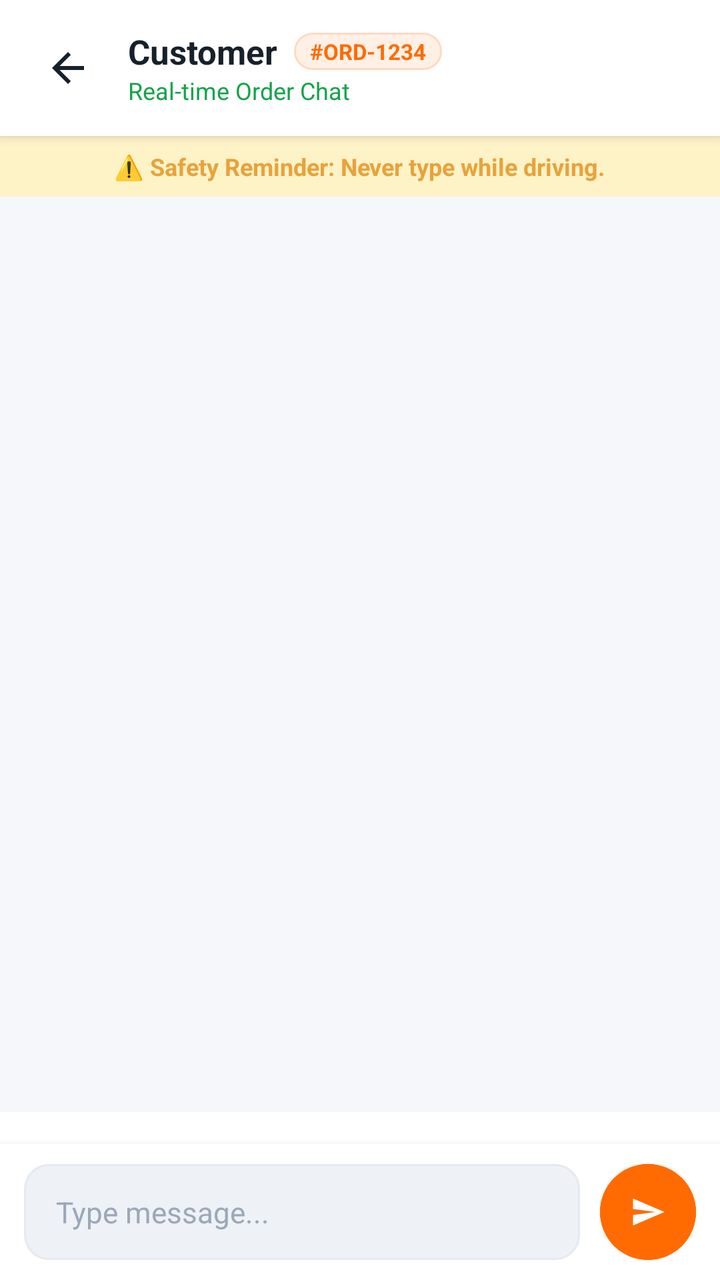
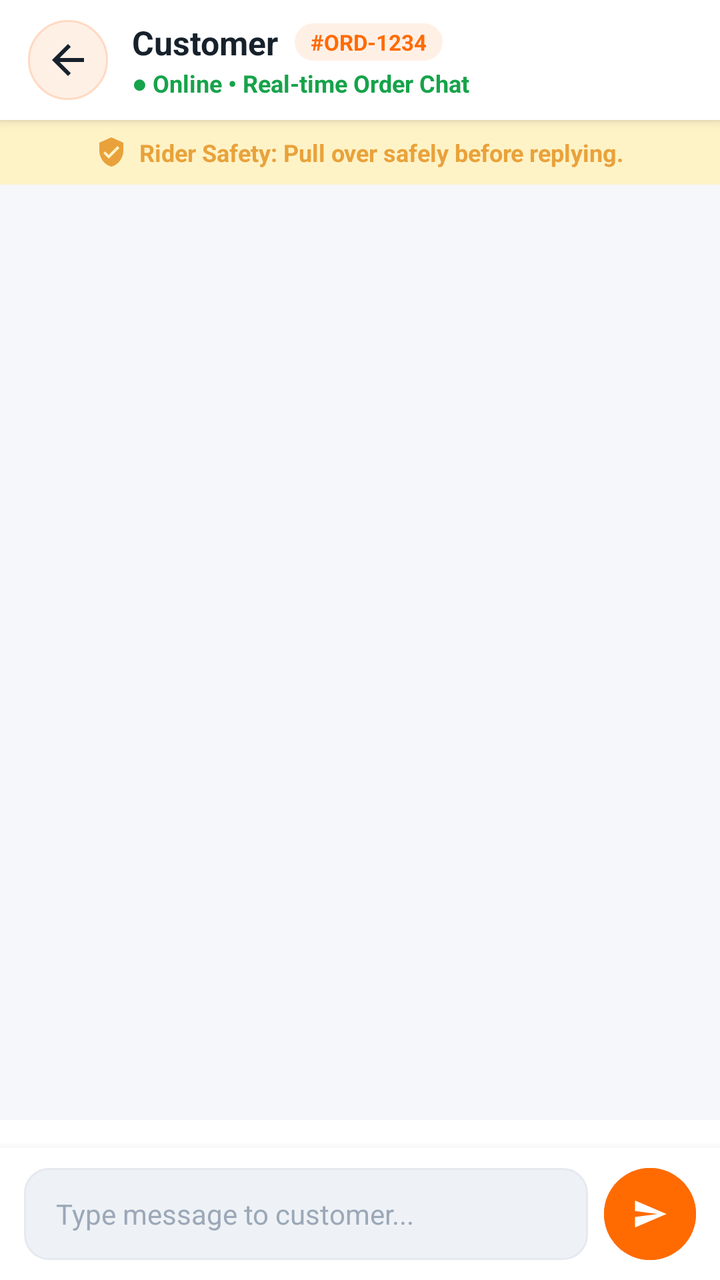

Before-and-after screenshots of an Android layout around one commit, followed by the original layout XML and the change that was made.
<!-- AndroidManifest.xml: application theme Theme.AKRHunger -->
<!-- res/layout/activity_rider_chat.xml -->
<?xml version="1.0" encoding="utf-8"?>
<LinearLayout xmlns:android="http://schemas.android.com/apk/res/android"
    xmlns:app="http://schemas.android.com/apk/res-auto"
    android:layout_width="match_parent"
    android:layout_height="match_parent"
    android:background="@color/background"
    android:orientation="vertical">

    
    <LinearLayout
        android:layout_width="match_parent"
        android:layout_height="wrap_content"
        android:background="@color/surface"
        android:elevation="3dp"
        android:gravity="center_vertical"
        android:orientation="horizontal"
        android:paddingStart="12dp"
        android:paddingEnd="12dp"
        android:paddingTop="12dp"
        android:paddingBottom="12dp">

        <ImageButton
            android:id="@+id/btn_back"
            android:layout_width="44dp"
            android:layout_height="44dp"
            android:background="?attr/selectableItemBackgroundBorderless"
            android:src="@drawable/ic_arrow_back"
            app:tint="@color/text_primary"
            android:contentDescription="Back" />

        <LinearLayout
            android:layout_width="0dp"
            android:layout_height="wrap_content"
            android:layout_marginStart="8dp"
            android:layout_weight="1"
            android:orientation="vertical">

            <LinearLayout
                android:layout_width="wrap_content"
                android:layout_height="wrap_content"
                android:gravity="center_vertical"
                android:orientation="horizontal">

                <TextView
                    android:id="@+id/tv_counterpart_name"
                    android:layout_width="wrap_content"
                    android:layout_height="wrap_content"
                    android:ellipsize="end"
                    android:maxLines="1"
                    android:text="Customer"
                    android:textColor="@color/text_primary"
                    android:textSize="17sp"
                    android:textStyle="bold" />

                <TextView
                    android:id="@+id/tv_order_badge"
                    android:layout_width="wrap_content"
                    android:layout_height="wrap_content"
                    android:layout_marginStart="8dp"
                    android:background="@drawable/bg_pill_soft"
                    android:paddingStart="8dp"
                    android:paddingEnd="8dp"
                    android:paddingTop="2dp"
                    android:paddingBottom="2dp"
                    android:text="#ORD-1234"
                    android:textColor="@color/primary"
                    android:textSize="11sp"
                    android:textStyle="bold" />
            </LinearLayout>

            <TextView
                android:id="@+id/tv_presence_status"
                android:layout_width="wrap_content"
                android:layout_height="wrap_content"
                android:text="Real-time Order Chat"
                android:textColor="@color/success"
                android:textSize="12sp" />
        </LinearLayout>

        <ImageButton
            android:id="@+id/btn_call"
            android:layout_width="44dp"
            android:layout_height="44dp"
            android:background="?attr/selectableItemBackgroundBorderless"
            android:src="@drawable/ic_phone"
            android:visibility="gone"
            app:tint="@color/success"
            android:contentDescription="Call" />
    </LinearLayout>

    
    <LinearLayout
        android:layout_width="match_parent"
        android:layout_height="wrap_content"
        android:background="@color/warning_light"
        android:gravity="center"
        android:orientation="horizontal"
        android:paddingHorizontal="14dp"
        android:paddingVertical="7dp">

        <TextView
            android:layout_width="wrap_content"
            android:layout_height="wrap_content"
            android:text="⚠️ Safety Reminder: Never type while driving."
            android:textColor="@color/warning"
            android:textSize="12sp"
            android:textStyle="bold" />
    </LinearLayout>

    
    <androidx.recyclerview.widget.RecyclerView
        android:id="@+id/rv_rider_messages"
        android:layout_width="match_parent"
        android:layout_height="0dp"
        android:layout_weight="1"
        android:clipToPadding="false"
        android:paddingTop="8dp"
        android:paddingBottom="8dp" />

    
    <TextView
        android:id="@+id/tv_typing_indicator"
        android:layout_width="wrap_content"
        android:layout_height="wrap_content"
        android:layout_marginStart="16dp"
        android:layout_marginBottom="4dp"
        android:text="Typing..."
        android:textColor="@color/text_hint"
        android:textSize="11sp"
        android:visibility="gone" />

    
    <HorizontalScrollView
        android:layout_width="match_parent"
        android:layout_height="wrap_content"
        android:background="@color/surface"
        android:paddingTop="8dp"
        android:paddingBottom="8dp"
        android:scrollbars="none">

        <LinearLayout
            android:id="@+id/layout_rider_quick_replies"
            android:layout_width="wrap_content"
            android:layout_height="wrap_content"
            android:orientation="horizontal"
            android:paddingStart="12dp"
            android:paddingEnd="12dp" />
    </HorizontalScrollView>

    
    <LinearLayout
        android:layout_width="match_parent"
        android:layout_height="wrap_content"
        android:background="@color/surface"
        android:elevation="6dp"
        android:gravity="center_vertical"
        android:orientation="horizontal"
        android:paddingStart="12dp"
        android:paddingEnd="12dp"
        android:paddingTop="10dp"
        android:paddingBottom="10dp">

        <EditText
            android:id="@+id/et_message_input"
            android:layout_width="0dp"
            android:layout_height="wrap_content"
            android:layout_weight="1"
            android:background="@drawable/bg_input_rounded"
            android:hint="Type message..."
            android:imeOptions="actionSend"
            android:inputType="textCapSentences|textMultiLine"
            android:maxLines="3"
            android:minHeight="48dp"
            android:paddingStart="16dp"
            android:paddingEnd="16dp"
            android:textColor="@color/text_primary"
            android:textColorHint="@color/text_hint"
            android:textSize="14.5sp" />

        <com.google.android.material.button.MaterialButton
            android:id="@+id/btn_send_message"
            android:layout_width="48dp"
            android:layout_height="48dp"
            android:layout_marginStart="10dp"
            android:backgroundTint="@color/primary"
            android:insetLeft="0dp"
            android:insetTop="0dp"
            android:insetRight="0dp"
            android:insetBottom="0dp"
            app:cornerRadius="24dp"
            app:icon="@drawable/ic_send"
            app:iconGravity="textStart"
            app:iconPadding="0dp"
            app:iconTint="@color/on_primary" />
    </LinearLayout>

</LinearLayout>
<!-- resources referenced by this layout -->
<resources>
  <color name="background">#F5F7FA</color>
  <color name="on_primary">#FFFFFF</color>
  <color name="primary">#FF6B00</color>
  <color name="success">#16A34A</color>
  <color name="surface">#FFFFFF</color>
  <color name="text_hint">#9CA8B8</color>
  <color name="text_primary">#17212B</color>
  <color name="warning">#E9A23B</color>
  <color name="warning_light">#FEF3C7</color>
  <!-- drawable bg_pill_soft (drawable) -->
  <?xml version="1.0" encoding="utf-8"?>
  <ripple xmlns:android="http://schemas.android.com/apk/res/android"
      android:color="@color/primary_15">
      <item>
          <shape android:shape="rectangle">
              <corners android:radius="999dp" />
              <solid android:color="@color/primary_tint" />
              <stroke android:width="1dp" android:color="@color/primary_tint_border" />
          </shape>
      </item>
  </ripple>
  <!-- drawable ic_send (drawable) -->
  <vector xmlns:android="http://schemas.android.com/apk/res/android"
      android:width="24dp"
      android:height="24dp"
      android:viewportWidth="24"
      android:viewportHeight="24">
    <path
        android:fillColor="#FFFFFFFF"
        android:pathData="M2.01,21L23,12 2.01,3 2,10l15,2 -15,2z"/>
  </vector>
  <color name="surface_variant">#EEF2F6</color>
  <color name="card_border">#E5E9F0</color>
  <color name="primary_15">#26FF6B00</color>
  <color name="primary_tint">#FFF0E6</color>
  <color name="primary_tint_border">#FFD9C2</color>
  <color name="primary_dark">#E85D04</color>
  <color name="secondary">#E9A23B</color>
  <color name="on_secondary">#17212B</color>
  <color name="on_surface">#17212B</color>
  <color name="text_secondary">#5A667A</color>
  <style name="ThemeOverlay.AKR.BottomSheetDialog" parent="ThemeOverlay.Material3.BottomSheetDialog">
          <item name="bottomSheetStyle">@style/Widget.AKR.BottomSheet</item>
      </style>
  <style name="ShapeAppearance.AKR.Dialog" parent="">
          <item name="cornerFamily">rounded</item>
          <item name="cornerSize">24dp</item>
      </style>
  <style name="TextAppearance.AKR.Dialog.Title" parent="MaterialAlertDialog.Material3.Title.Text">
          <item name="android:textColor">@color/text_primary</item>
          <item name="android:textSize">19sp</item>
          <item name="android:fontFamily">sans-serif-black</item>
      </style>
  <style name="Widget.AKR.BottomSheet" parent="Widget.Material3.BottomSheet">
          <item name="shapeAppearanceOverlay">@style/ShapeAppearance.AKR.BottomSheet</item>
          <item name="backgroundTint">@color/surface</item>
      </style>
  <color name="info">#2563EB</color>
  <style name="ShapeAppearance.AKR.BottomSheet" parent="">
          <item name="cornerFamily">rounded</item>
          <item name="cornerSizeTopLeft">28dp</item>
          <item name="cornerSizeTopRight">28dp</item>
      </style>
  <!-- unchanged entries left out for length: 9 -->
</resources>

<!-- the commit's change to res/layout/activity_rider_chat.xml (unified diff, before → after) -->
@@ -14,16 +14,14 @@
         android:elevation="3dp"
         android:gravity="center_vertical"
         android:orientation="horizontal"
-        android:paddingStart="12dp"
-        android:paddingEnd="12dp"
-        android:paddingTop="12dp"
-        android:paddingBottom="12dp">
+        android:paddingHorizontal="14dp"
+        android:paddingVertical="10dp">
 
         <ImageButton
             android:id="@+id/btn_back"
-            android:layout_width="44dp"
-            android:layout_height="44dp"
-            android:background="?attr/selectableItemBackgroundBorderless"
+            android:layout_width="40dp"
+            android:layout_height="40dp"
+            android:background="@drawable/bg_icon_circle_soft"
             android:src="@drawable/ic_arrow_back"
             app:tint="@color/text_primary"
             android:contentDescription="Back" />
@@ -31,7 +29,7 @@
         <LinearLayout
             android:layout_width="0dp"
             android:layout_height="wrap_content"
-            android:layout_marginStart="8dp"
+            android:layout_marginStart="12dp"
             android:layout_weight="1"
             android:orientation="vertical">
 
@@ -49,7 +47,7 @@
                     android:maxLines="1"
                     android:text="Customer"
                     android:textColor="@color/text_primary"
-                    android:textSize="17sp"
+                    android:textSize="16.5sp"
                     android:textStyle="bold" />
 
                 <TextView
@@ -57,11 +55,10 @@
                     android:layout_width="wrap_content"
                     android:layout_height="wrap_content"
                     android:layout_marginStart="8dp"
-                    android:background="@drawable/bg_pill_soft"
-                    android:paddingStart="8dp"
-                    android:paddingEnd="8dp"
-                    android:paddingTop="2dp"
-                    android:paddingBottom="2dp"
+                    android:background="@drawable/bg_pill_primary"
+                    android:backgroundTint="@color/primary_tint"
+                    android:paddingHorizontal="8dp"
+                    android:paddingVertical="2dp"
                     android:text="#ORD-1234"
                     android:textColor="@color/primary"
                     android:textSize="11sp"
@@ -72,19 +69,21 @@
                 android:id="@+id/tv_presence_status"
                 android:layout_width="wrap_content"
                 android:layout_height="wrap_content"
-                android:text="Real-time Order Chat"
-                android:textColor="@color/success"
-                android:textSize="12sp" />
+                android:layout_marginTop="1dp"
+                android:text="● Online • Real-time Order Chat"
+                android:textColor="@color/veg_green"
+                android:textSize="12sp"
+                android:textStyle="bold" />
         </LinearLayout>
 
         <ImageButton
             android:id="@+id/btn_call"
-            android:layout_width="44dp"
-            android:layout_height="44dp"
-            android:background="?attr/selectableItemBackgroundBorderless"
+            android:layout_width="40dp"
+            android:layout_height="40dp"
+            android:background="@drawable/bg_icon_circle_emerald"
             android:src="@drawable/ic_phone"
             android:visibility="gone"
-            app:tint="@color/success"
+            app:tint="@color/veg_green"
             android:contentDescription="Call" />
     </LinearLayout>
 
@@ -96,12 +95,19 @@
         android:gravity="center"
         android:orientation="horizontal"
         android:paddingHorizontal="14dp"
-        android:paddingVertical="7dp">
+        android:paddingVertical="8dp">
+
+        <ImageView
+            android:layout_width="16dp"
+            android:layout_height="16dp"
+            android:src="@drawable/ic_shield_check"
+            app:tint="@color/warning" />
 
         <TextView
             android:layout_width="wrap_content"
             android:layout_height="wrap_content"
-            android:text="⚠️ Safety Reminder: Never type while driving."
+            android:layout_marginStart="6dp"
+            android:text="Rider Safety: Pull over safely before replying."
             android:textColor="@color/warning"
             android:textSize="12sp"
             android:textStyle="bold" />
@@ -114,8 +120,9 @@
         android:layout_height="0dp"
         android:layout_weight="1"
         android:clipToPadding="false"
-        android:paddingTop="8dp"
-        android:paddingBottom="8dp" />
+        android:paddingTop="12dp"
+        android:paddingBottom="12dp"
+        android:paddingHorizontal="12dp" />
 
     
     <TextView
@@ -126,7 +133,8 @@
         android:layout_marginBottom="4dp"
         android:text="Typing..."
         android:textColor="@color/text_hint"
-        android:textSize="11sp"
+        android:textSize="11.5sp"
+        android:textStyle="italic"
         android:visibility="gone" />
 
     
@@ -135,7 +143,7 @@
         android:layout_height="wrap_content"
         android:background="@color/surface"
         android:paddingTop="8dp"
-        android:paddingBottom="8dp"
+        android:paddingBottom="6dp"
         android:scrollbars="none">
 
         <LinearLayout
@@ -143,8 +151,7 @@
             android:layout_width="wrap_content"
             android:layout_height="wrap_content"
             android:orientation="horizontal"
-            android:paddingStart="12dp"
-            android:paddingEnd="12dp" />
+            android:paddingHorizontal="12dp" />
     </HorizontalScrollView>
 
     
@@ -152,13 +159,11 @@
         android:layout_width="match_parent"
         android:layout_height="wrap_content"
         android:background="@color/surface"
-        android:elevation="6dp"
+        android:elevation="8dp"
         android:gravity="center_vertical"
         android:orientation="horizontal"
-        android:paddingStart="12dp"
-        android:paddingEnd="12dp"
-        android:paddingTop="10dp"
-        android:paddingBottom="10dp">
+        android:paddingHorizontal="12dp"
+        android:paddingVertical="10dp">
 
         <EditText
             android:id="@+id/et_message_input"
@@ -166,28 +171,28 @@
             android:layout_height="wrap_content"
             android:layout_weight="1"
             android:background="@drawable/bg_input_rounded"
-            android:hint="Type message..."
+            android:hint="Type message to customer..."
             android:imeOptions="actionSend"
             android:inputType="textCapSentences|textMultiLine"
             android:maxLines="3"
-            android:minHeight="48dp"
+            android:minHeight="46dp"
             android:paddingStart="16dp"
             android:paddingEnd="16dp"
             android:textColor="@color/text_primary"
             android:textColorHint="@color/text_hint"
-            android:textSize="14.5sp" />
+            android:textSize="14sp" />
 
         <com.google.android.material.button.MaterialButton
             android:id="@+id/btn_send_message"
-            android:layout_width="48dp"
-            android:layout_height="48dp"
-            android:layout_marginStart="10dp"
+            android:layout_width="46dp"
+            android:layout_height="46dp"
+            android:layout_marginStart="8dp"
             android:backgroundTint="@color/primary"
             android:insetLeft="0dp"
             android:insetTop="0dp"
             android:insetRight="0dp"
             android:insetBottom="0dp"
-            app:cornerRadius="24dp"
+            app:cornerRadius="23dp"
             app:icon="@drawable/ic_send"
             app:iconGravity="textStart"
             app:iconPadding="0dp"
<!-- resource entries referenced after the edit -->
@@ -7,17 +7,31 @@
   <color name="surface">#FFFFFF</color>
   <color name="text_hint">#9CA8B8</color>
   <color name="text_primary">#17212B</color>
+  <color name="veg_green">#16A34A</color>
   <color name="warning">#E9A23B</color>
   <color name="warning_light">#FEF3C7</color>
-  <!-- drawable bg_pill_soft (drawable) -->
+  <!-- drawable bg_icon_circle_emerald (drawable) -->
+  <?xml version="1.0" encoding="utf-8"?>
+  <shape xmlns:android="http://schemas.android.com/apk/res/android"
+      android:shape="oval">
+      <solid android:color="@color/success_light" />
+      <stroke android:width="1dp" android:color="@color/success" />
+  </shape>
+  <!-- drawable bg_icon_circle_soft (drawable) -->
+  <?xml version="1.0" encoding="utf-8"?>
+  <shape xmlns:android="http://schemas.android.com/apk/res/android"
+      android:shape="oval">
+      <solid android:color="@color/primary_tint" />
+      <stroke android:width="1dp" android:color="@color/primary_tint_border" />
+  </shape>
+  <!-- drawable bg_pill_primary (drawable) -->
   <?xml version="1.0" encoding="utf-8"?>
   <ripple xmlns:android="http://schemas.android.com/apk/res/android"
-      android:color="@color/primary_15">
+      android:color="#33FFFFFF">
       <item>
           <shape android:shape="rectangle">
               <corners android:radius="999dp" />
-              <solid android:color="@color/primary_tint" />
-              <stroke android:width="1dp" android:color="@color/primary_tint_border" />
+              <solid android:color="@color/primary" />
           </shape>
       </item>
   </ripple>
@@ -31,9 +45,19 @@
         android:fillColor="#FFFFFFFF"
         android:pathData="M2.01,21L23,12 2.01,3 2,10l15,2 -15,2z"/>
   </vector>
+  <!-- drawable ic_shield_check (drawable) -->
+  <vector xmlns:android="http://schemas.android.com/apk/res/android"
+      android:width="24dp"
+      android:height="24dp"
+      android:viewportWidth="24"
+      android:viewportHeight="24">
+    <path
+        android:fillColor="#10B981"
+        android:pathData="M12,1L3,5v6c0,5.55 3.84,10.74 9,12 5.16,-1.26 9,-6.45 9,-12V5l-9,-4zm-2,16l-4,-4 1.41,-1.41L10,14.17l6.59,-6.59L18,9l-8,8z"/>
+  </vector>
+  <color name="success_light">#DCFCE7</color>
   <color name="surface_variant">#EEF2F6</color>
   <color name="card_border">#E5E9F0</color>
-  <color name="primary_15">#26FF6B00</color>
   <color name="primary_tint">#FFF0E6</color>
   <color name="primary_tint_border">#FFD9C2</color>
   <color name="primary_dark">#E85D04</color>
